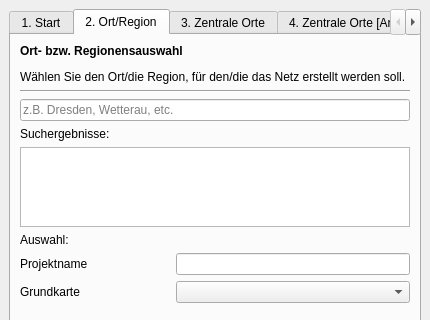
Above: visionvelo_digirad_dockwidget.ui from ohrie/DigiRad before the change; both pictures show x 0 to 430 and y 0 to 320 of the 430 by 576 pixel window. Below: the same form after it.
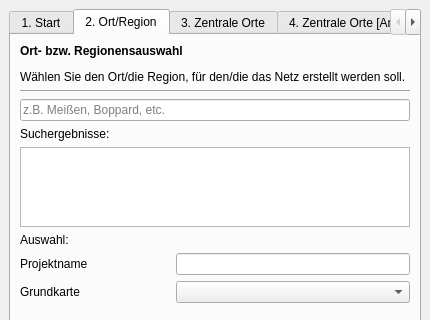
That is the form after the change. The open tabs and pages were chosen to show the change. Custom widgets are drawn as their Qt base class.

Commit message: feat: new center points (Z II, S), small UI improvements

```diff
--- a/visionvelo_digirad_dockwidget.ui
+++ b/visionvelo_digirad_dockwidget.ui
@@ -141,7 +141,7 @@
              <string>&lt;html&gt;&lt;head/&gt;&lt;body&gt;&lt;p&gt;Ortssuche&lt;/p&gt;&lt;/body&gt;&lt;/html&gt;</string>
             </property>
             <property name="placeholderText">
-             <string>z.B. Dresden, Wetterau, etc.</string>
+             <string>z.B. Meißen, Boppard, etc.</string>
             </property>
            </widget>
           </item>
```
Left out of the diff: 12 changed lines with no effect on the pictures. The commit also changes 4 other files.
